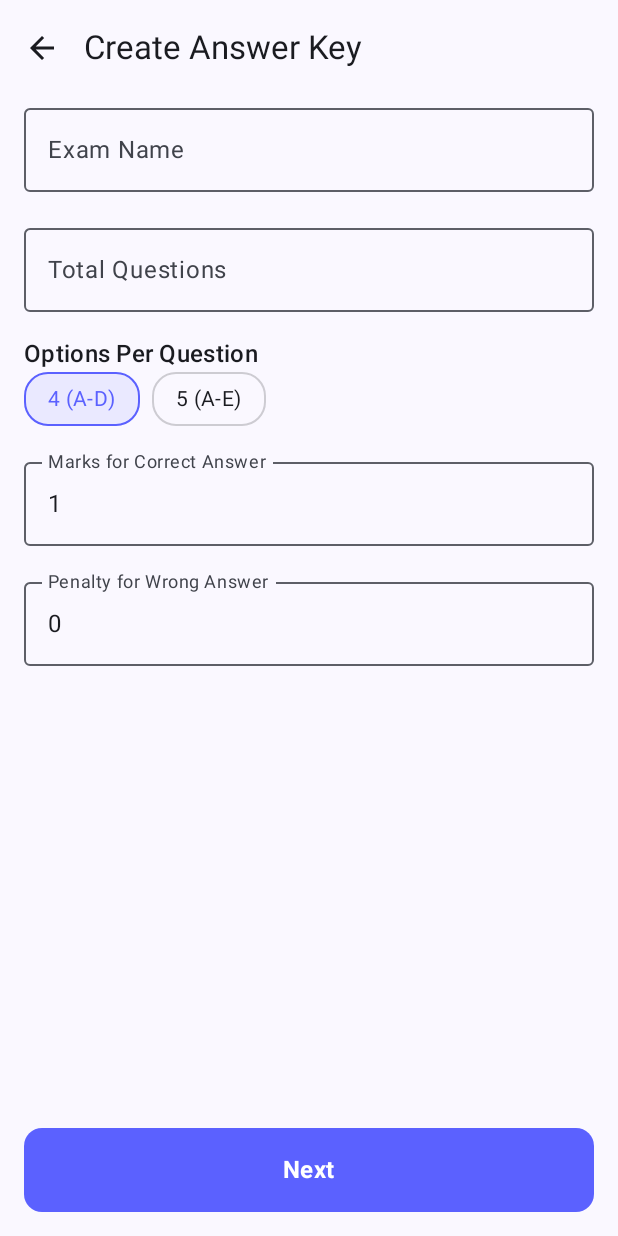
After one commit to 46501/OMRScannerApp, an Android app built with Jetpack Compose: the CreateKeyScreen screen opened through its navigation route, on a phone screen of 412 x 824 dp. The commit adds this screen. Run offline under Robolectric (Android 15) with nearby library versions, the light colour scheme and no system bars; libraries missing offline, so code that uses them is left out: org.opencv.android; 2 statements that could not run were skipped.

Commit message:
Manual Answer Key Creation and Persistence

```diff
--- a/app/build.gradle.kts
+++ b/app/build.gradle.kts
@@ -93,4 +93,7 @@ dependencies {
 
   // Coil
   implementation(libs.coil.compose)
+
+  // Serialization
+  implementation(libs.kotlinx.serialization.json)
 }
--- a/app/src/main/java/com/example/omrscannerapp/ui/AppNavigation.kt
+++ b/app/src/main/java/com/example/omrscannerapp/ui/AppNavigation.kt
@@ -10,6 +10,8 @@ import androidx.navigation.compose.rememberNavController
 import androidx.navigation.navArgument
 import com.example.omrscannerapp.ui.camera.CameraScreen
 import com.example.omrscannerapp.ui.preview.PreviewScreen
+import com.example.omrscannerapp.ui.keys.KeysScreen
+import com.example.omrscannerapp.ui.keys.CreateKeyScreen
 
 @Composable
 fun AppNavigation(navController: NavHostController = rememberNavController()) {
@@ -21,7 +23,20 @@ fun AppNavigation(navController: NavHostController = rememberNavController()) {
                 },
                 onGalleryImageSelected = { uri ->
                     navController.navigate("preview/${Uri.encode(uri.toString())}")
+                },
+                onCreateKeyClick = {
+                    navController.navigate("create_key")
                 }
+            )
+        }
+        composable("keys") {
+            KeysScreen(
+                onCreateKeyClick = { navController.navigate("create_key") }
+            )
+        }
+        composable("create_key") {
+            CreateKeyScreen(
+                onBack = { navController.popBackStack() }
             )
         }
         composable("camera") {
--- /dev/null
+++ b/app/src/main/java/com/example/omrscannerapp/ui/keys/CreateKeyScreen.kt
@@ -0,0 +1,248 @@
+package com.example.omrscannerapp.ui.keys
+
+import androidx.compose.foundation.background
+import androidx.compose.foundation.border
+import androidx.compose.foundation.clickable
+import androidx.compose.foundation.layout.*
+import androidx.compose.foundation.lazy.LazyColumn
+import androidx.compose.foundation.shape.CircleShape
+import androidx.compose.foundation.shape.RoundedCornerShape
+import androidx.compose.foundation.text.KeyboardOptions
+import androidx.compose.material.icons.Icons
+import androidx.compose.material.icons.filled.ArrowBack
+import androidx.compose.material3.*
+import androidx.compose.runtime.*
+import androidx.compose.ui.Alignment
+import androidx.compose.ui.Modifier
+import androidx.compose.ui.graphics.Color
+import androidx.compose.ui.platform.LocalContext
+import androidx.compose.ui.text.font.FontWeight
+import androidx.compose.ui.text.input.KeyboardType
+import androidx.compose.ui.unit.dp
+import com.example.omrscannerapp.data.AnswerKey
+import com.example.omrscannerapp.data.AnswerKeyRepository
+import com.example.omrscannerapp.theme.PrimaryColor
+import java.util.UUID
+
+@OptIn(ExperimentalMaterial3Api::class)
+@Composable
+fun CreateKeyScreen(
+    onBack: () -> Unit
+) {
+    var currentStep by remember { mutableIntStateOf(0) } // 0: Details, 1: Answers
+
+    // Details State
+    var examName by remember { mutableStateOf("") }
+    var numberOfQuestions by remember { mutableStateOf("") }
+    var optionsPerQuestion by remember { mutableIntStateOf(4) }
+    var correctMarks by remember { mutableStateOf("1") }
+    var negativeMarks by remember { mutableStateOf("0") }
+
+    // Answers State
+    var answers by remember { mutableStateOf(emptyList<Int>()) }
+
+    val context = LocalContext.current
+    val repository = remember { AnswerKeyRepository(context) }
+
+    Scaffold(
+        topBar = {
+            TopAppBar(
+                title = { Text(if (currentStep == 0) "Create Answer Key" else "Set Answers") },
+                navigationIcon = {
+                    IconButton(onClick = {
+                        if (currentStep == 1) currentStep = 0 else onBack()
+                    }) {
+                        Icon(Icons.Default.ArrowBack, contentDescription = "Back")
+                    }
+                },
+                colors = TopAppBarDefaults.topAppBarColors(
+                    containerColor = MaterialTheme.colorScheme.surface
+                )
+            )
+        },
+        bottomBar = {
+            Box(modifier = Modifier.padding(16.dp)) {
+                Button(
+                    onClick = {
+                        if (currentStep == 0) {
+                            val count = numberOfQuestions.toIntOrNull() ?: 0
+                            if (examName.isNotBlank() && count > 0) {
+                                if (answers.size != count) {
+                                    answers = List(count) { -1 }
+                                }
+                                currentStep = 1
+                            }
+                        } else {
+                            val key = AnswerKey(
+                                id = UUID.randomUUID().toString(),
+                                name = examName,
+                                dateMillis = System.currentTimeMillis(),
+                                numberOfQuestions = numberOfQuestions.toIntOrNull() ?: 0,
+                                optionsPerQuestion = optionsPerQuestion,
+                                correctMarks = correctMarks.toFloatOrNull() ?: 1f,
+                                negativeMarks = negativeMarks.toFloatOrNull() ?: 0f,
+                                answers = answers
+                            )
+                            repository.saveKey(key)
+                            onBack()
+                        }
+                    },
+                    modifier = Modifier.fillMaxWidth().height(56.dp),
+                    shape = RoundedCornerShape(12.dp),
+                    colors = ButtonDefaults.buttonColors(containerColor = PrimaryColor)
+                ) {
+                    Text(
+                        text = if (currentStep == 0) "Next" else "Save Answer Key",
+                        style = MaterialTheme.typography.titleMedium.copy(fontWeight = FontWeight.Bold)
+                    )
+                }
+            }
+        }
+    ) { innerPadding ->
+        Column(
+            modifier = Modifier
+                .fillMaxSize()
+                .padding(innerPadding)
+                .padding(horizontal = 16.dp)
+        ) {
+            if (currentStep == 0) {
+                // Step 1: Details
+                LazyColumn(verticalArrangement = Arrangement.spacedBy(16.dp)) {
+                    item {
+                        OutlinedTextField(
+                            value = examName,
+                            onValueChange = { examName = it },
+                            label = { Text("Exam Name") },
+                            modifier = Modifier.fillMaxWidth()
+                        )
+                    }
+                    item {
+                        OutlinedTextField(
+                            value = numberOfQuestions,
+                            onValueChange = { numberOfQuestions = it },
+                            label = { Text("Total Questions") },
+                            keyboardOptions = KeyboardOptions(keyboardType = KeyboardType.Number),
+                            modifier = Modifier.fillMaxWidth()
+                        )
+                    }
+                    item {
+                        Text("Options Per Question", style = MaterialTheme.typography.titleMedium)
+                        Row(horizontalArrangement = Arrangement.spacedBy(8.dp)) {
+                            ChoiceChip(
+                                text = "4 (A-D)",
+                                selected = optionsPerQuestion == 4,
+                                onClick = { optionsPerQuestion = 4 }
+                            )
+                            ChoiceChip(
+                                text = "5 (A-E)",
+                                selected = optionsPerQuestion == 5,
+                                onClick = { optionsPerQuestion = 5 }
+                            )
+                        }
+                    }
+                    item {
+                        OutlinedTextField(
+                            value = correctMarks,
+                            onValueChange = { correctMarks = it },
+                            label = { Text("Marks for Correct Answer") },
+                            keyboardOptions = KeyboardOptions(keyboardType = KeyboardType.Number),
+                            modifier = Modifier.fillMaxWidth()
+                        )
+                    }
+                    item {
+                        OutlinedTextField(
+                            value = negativeMarks,
+                            onValueChange = { negativeMarks = it },
+                            label = { Text("Penalty for Wrong Answer") },
+                            keyboardOptions = KeyboardOptions(keyboardType = KeyboardType.Number),
+                            modifier = Modifier.fillMaxWidth()
+                        )
+                    }
+                }
+            } else {
+                // Step 2: Set Answers
+                val answeredCount = answers.count { it != -1 }
+                Text(
+                    text = "$answeredCount of ${answers.size} answered",
+                    style = MaterialTheme.typography.bodyMedium,
+                    modifier = Modifier.padding(bottom = 16.dp)
+                )
+
+                LazyColumn(verticalArrangement = Arrangement.spacedBy(16.dp)) {
+                    items(answers.size) { index ->
+                        Card(
+                            modifier = Modifier.fillMaxWidth(),
+                            colors = CardDefaults.cardColors(containerColor = MaterialTheme.colorScheme.surface),
+                            shape = RoundedCornerShape(12.dp)
+                        ) {
+                            Row(
+                                modifier = Modifier.padding(16.dp),
+                                verticalAlignment = Alignment.CenterVertically
+                            ) {
+                                Text(
+                                    text = "Q${index + 1}",
+                                    style = MaterialTheme.typography.titleMedium.copy(fontWeight = FontWeight.Bold),
+                                    modifier = Modifier.width(48.dp)
+                                )
+                                Row(
+                                    modifier = Modifier.fillMaxWidth(),
+                                    horizontalArrangement = Arrangement.SpaceBetween
+                                ) {
+                                    val options = if (optionsPerQuestion == 4) listOf("A", "B", "C", "D") else listOf("A", "B", "C", "D", "E")
+                                    options.forEachIndexed { optIndex, label ->
+                                        BubbleOption(
+                                            label = label,
+                                            selected = answers[index] == optIndex,
+                                            onClick = {
+                                                val newAnswers = answers.toMutableList()
+                                                newAnswers[index] = optIndex
+                                                answers = newAnswers
+                                            }
+                                        )
+                                    }
+                                }
+                            }
+                        }
+                    }
+                    item { Spacer(modifier = Modifier.height(80.dp)) }
+                }
+            }
+        }
+    }
+}
+
+@Composable
+fun ChoiceChip(text: String, selected: Boolean, onClick: () -> Unit) {
+    val containerColor = if (selected) PrimaryColor.copy(alpha = 0.1f) else Color.Transparent
+    val contentColor = if (selected) PrimaryColor else MaterialTheme.colorScheme.onSurface
+    val borderColor = if (selected) PrimaryColor else MaterialTheme.colorScheme.onSurface.copy(alpha = 0.2f)
+
+    Box(
+        modifier = Modifier
+            .clickable { onClick() }
+            .border(1.dp, borderColor, RoundedCornerShape(16.dp))
+            .background(containerColor, RoundedCornerShape(16.dp))
+            .padding(horizontal = 16.dp, vertical = 8.dp),
+        contentAlignment = Alignment.Center
+    ) {
+        Text(text = text, color = contentColor, style = MaterialTheme.typography.bodyMedium)
+    }
+}
+
+@Composable
+fun BubbleOption(label: String, selected: Boolean, onClick: () -> Unit) {
+    val containerColor = if (selected) PrimaryColor else Color.Transparent
+    val contentColor = if (selected) Color.White else MaterialTheme.colorScheme.onSurface
+    val borderColor = if (selected) PrimaryColor else MaterialTheme.colorScheme.onSurface.copy(alpha = 0.2f)
+
+    Box(
+        modifier = Modifier
+            .size(36.dp)
+            .clickable { onClick() }
+            .border(1.dp, borderColor, CircleShape)
+            .background(containerColor, CircleShape),
+        contentAlignment = Alignment.Center
+    ) {
+        Text(text = label, color = contentColor, style = MaterialTheme.typography.bodyMedium.copy(fontWeight = FontWeight.Bold))
+    }
+}
--- a/gradle/libs.versions.toml
+++ b/gradle/libs.versions.toml
@@ -16,6 +16,7 @@ lifecycleViewmodelNav3 = "2.10.0"
 camerax = "1.4.0"
 coil = "2.7.0"
 navigation = "2.8.3"
+room = "2.6.1"
 
 [libraries]
 androidx-core-ktx = { module = "androidx.core:core-ktx", version.ref = "androidxCore" }
@@ -46,6 +47,8 @@ androidx-camera-lifecycle = { module = "androidx.camera:camera-lifecycle", versi
 androidx-camera-view = { module = "androidx.camera:camera-view", version.ref = "camerax" }
 coil-compose = { module = "io.coil-kt:coil-compose", version.ref = "coil" }
 androidx-navigation-compose = { module = "androidx.navigation:navigation-compose", version.ref = "navigation" }
+kotlinx-serialization-json = { module = "org.jetbrains.kotlinx:kotlinx-serialization-json", version = "1.6.3" }
+
 
 [plugins]
 android-application = { id = "com.android.application", version.ref = "androidGradlePlugin" }
```
Also changed, not shown: app/src/main/java/com/example/omrscannerapp/data/AnswerKey.kt (added, +15 -0 lines), app/src/main/java/com/example/omrscannerapp/data/AnswerKeyRepository.kt (added, +35 -0 lines), app/src/main/java/com/example/omrscannerapp/ui/MainScreen.kt (+7 -2 lines), app/src/main/java/com/example/omrscannerapp/ui/keys/KeysScreen.kt (added, +168 -0 lines), 1 other file.
